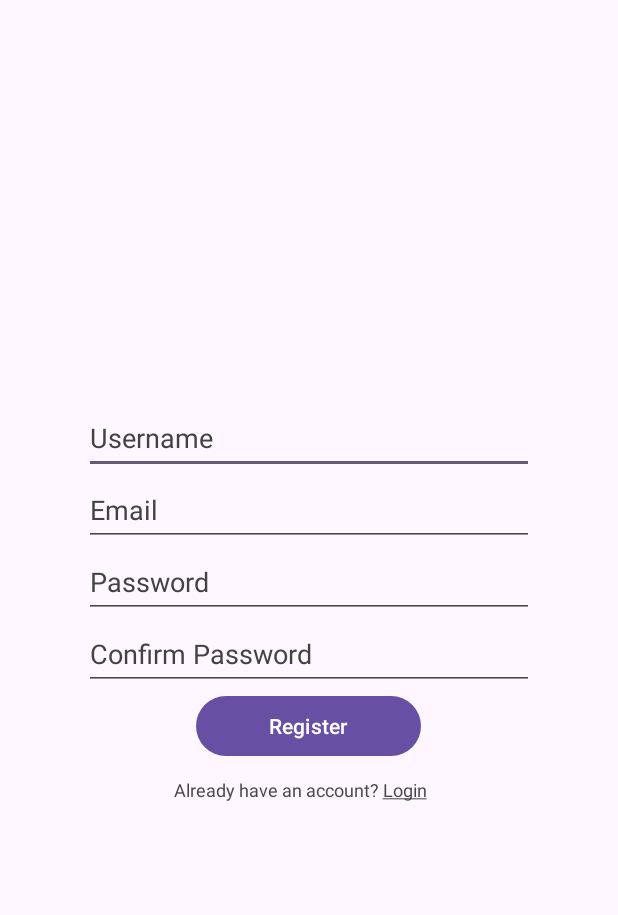
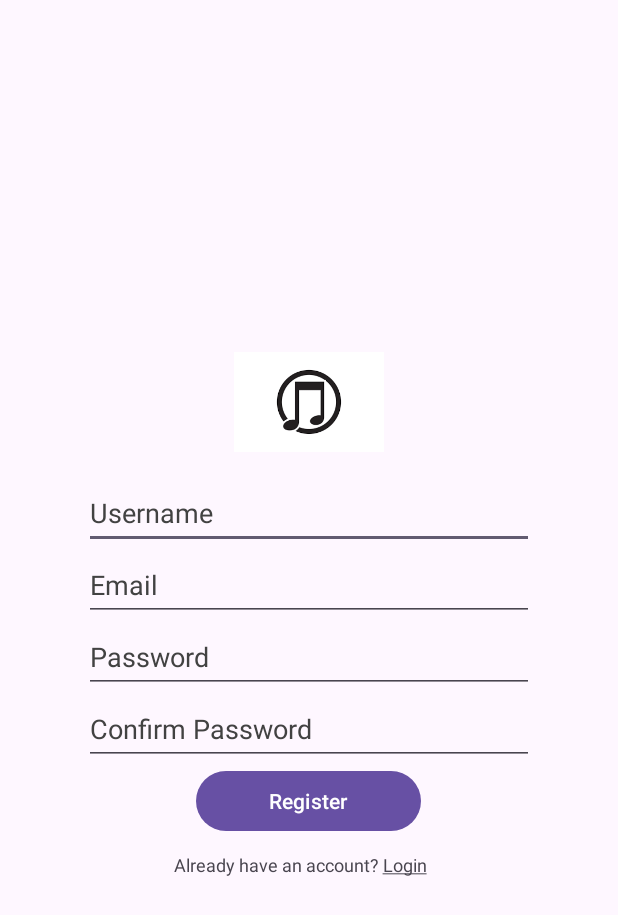
Before and after one commit to Saw-Baw-Mu-Thaw/MidPlayer, an Android app: the layout activity_register.xml on its own in the app's theme, with its tools: preview values and no code run, on a phone screen of 412 x 824 dp. Shown: the top 915 px of the screen. Run offline under Robolectric (Android 15) with nearby library versions, the phone set to English and light mode, and no system bars.

Commit message:
implement login and register screen

```diff
--- a/app/src/main/res/layout-land/activity_register.xml
+++ b/app/src/main/res/layout-land/activity_register.xml
@@ -18,6 +18,12 @@
         app:layout_constraintBottom_toBottomOf="parent"
         app:layout_constraintStart_toStartOf="parent"
         app:layout_constraintEnd_toEndOf="parent">
+
+        <ImageView
+            android:layout_width="100dp"
+            android:layout_height="100dp"
+            android:contentDescription="@string/logo"
+            android:src="@drawable/logo"/>
 
         <EditText
             android:id="@+id/edtRegisterUsername"
--- a/app/src/main/res/layout/activity_main.xml
+++ b/app/src/main/res/layout/activity_main.xml
@@ -51,12 +51,6 @@
             android:layout_height="wrap_content"
             android:text="@string/login"/>
 
-        <Button
-            android:id="@+id/btnLoginRegister"
-            android:layout_width="150dp"
-            android:layout_height="wrap_content"
-            style="?attr/materialButtonOutlinedStyle"
-            android:text="@string/register" />
 
 
         <TextView
--- a/app/src/main/res/layout/activity_register.xml
+++ b/app/src/main/res/layout/activity_register.xml
@@ -18,6 +18,12 @@
         app:layout_constraintBottom_toBottomOf="parent"
         app:layout_constraintStart_toStartOf="parent"
         app:layout_constraintEnd_toEndOf="parent">
+
+        <ImageView
+            android:layout_width="100dp"
+            android:layout_height="100dp"
+            android:contentDescription="@string/logo"
+            android:src="@drawable/logo"/>
 
         <EditText
             android:id="@+id/edtRegisterUsername"
@@ -66,7 +72,7 @@
             android:text="@string/register"/>
 
         <TextView
-            android:id="@+id/txtLoginSignup"
+            android:id="@+id/txtLogin"
             android:minHeight="48dp"
             android:layout_width="200dp"
             android:layout_height="wrap_content"
--- a/app/src/main/res/values/strings.xml
+++ b/app/src/main/res/values/strings.xml
@@ -17,7 +17,7 @@
     <string name="app_logo">App Logo</string>
     <string name="mid_player">MidPlayer</string>
     <string name="search_bar">search bar</string>
-    <string name="your_info">Your info</string>
+    <string name="your_info">My info</string>
     <string name="theme">Theme</string>
     <string name="light">Light</string>
     <string name="dark">Dark</string>
```
Also changed, not shown: app/src/main/java/com/android/midplayer/MainActivity.java (+25 -15 lines), app/src/main/java/com/android/midplayer/RegisterActivity.java (+88 -5 lines), app/src/main/res/raw/users.txt (renamed from app/src/main/res/raw/user.txt).
